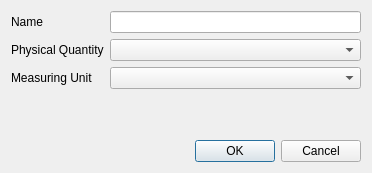
Old version of the form examples/simulator/channelconfigurationdialog.ui in the repository eugesh/GraphPlugin.
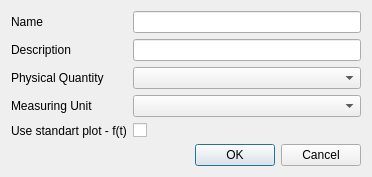
New version of the form.

Commit message:
Simulator: save config JSON on Configure button press
Issue: #31

```diff
--- a/examples/simulator/channelconfigurationdialog.ui
+++ b/examples/simulator/channelconfigurationdialog.ui
@@ -28,26 +28,50 @@
        <item row="0" column="1">
         <widget class="QLineEdit" name="lineEdit"/>
        </item>
-       <item row="1" column="0">
+       <item row="2" column="0">
         <widget class="QLabel" name="label">
          <property name="text">
           <string>Physical Quantity</string>
          </property>
         </widget>
        </item>
-       <item row="1" column="1">
+       <item row="2" column="1">
         <widget class="QComboBox" name="comboBox_physcs"/>
        </item>
-       <item row="2" column="0">
+       <item row="3" column="0">
         <widget class="QLabel" name="label_3">
          <property name="text">
           <string>Measuring Unit</string>
          </property>
         </widget>
        </item>
-       <item row="2" column="1">
+       <item row="3" column="1">
         <widget class="QComboBox" name="comboBox_units"/>
        </item>
+       <item row="4" column="0">
+        <widget class="QLabel" name="label_4">
+         <property name="text">
+          <string>Use standart plot - f(t)</string>
+         </property>
+        </widget>
+       </item>
+       <item row="4" column="1">
+        <widget class="QCheckBox" name="checkBox_addPlot">
+         <property name="text">
+          <string/>
+         </property>
+        </widget>
+       </item>
+       <item row="1" column="0">
+        <widget class="QLabel" name="label_5">
+         <property name="text">
+          <string>Description</string>
+         </property>
+        </widget>
+       </item>
+       <item row="1" column="1">
+        <widget class="QLineEdit" name="lineEdit_description"/>
+       </item>
       </layout>
      </item>
      <item>
```
The commit also changes 7 other files.
